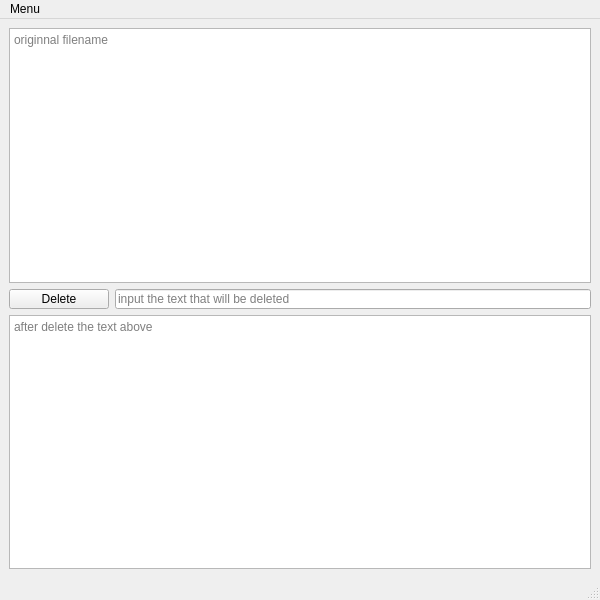
The window that filenameedit.ui (jialinliu0817/FilenameEdit) describes before a commit, drawn with Qt 5.
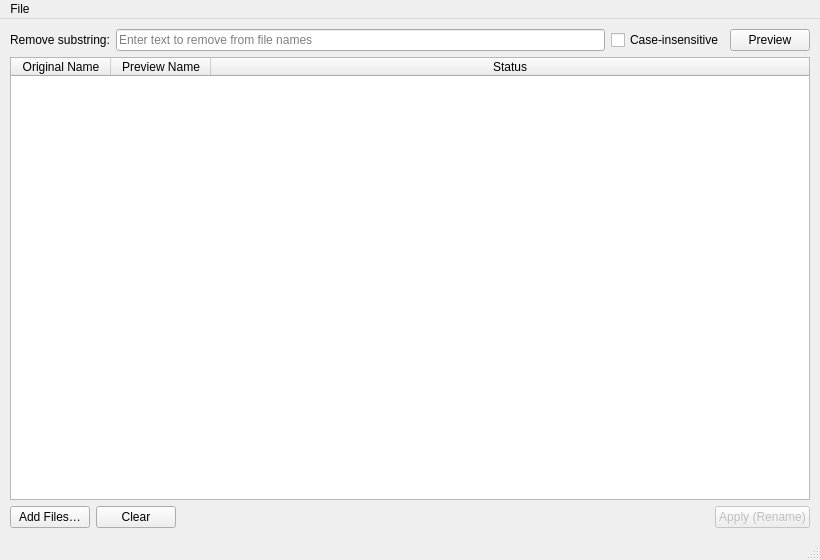
The same window after the commit. Icons and pictures are not drawn.

Commit message:
Implement batch filename editing: table UI, base-name-only rename, validation, two-phase swap safety (#3)
* Initial plan

* Implement batch filename editing UI and logic improvements

* Remove CodeQL symlink and add it to .gitignore

---------

Patch:
```diff
--- a/filenameedit.ui
+++ b/filenameedit.ui
@@ -6,123 +6,139 @@
    <rect>
     <x>0</x>
     <y>0</y>
-    <width>600</width>
-    <height>600</height>
+    <width>820</width>
+    <height>560</height>
    </rect>
   </property>
-  <property name="sizePolicy">
-   <sizepolicy hsizetype="Expanding" vsizetype="Expanding">
-    <horstretch>0</horstretch>
-    <verstretch>0</verstretch>
-   </sizepolicy>
-  </property>
   <property name="windowTitle">
    <string>FilenameEdit</string>
   </property>
   <property name="windowIcon">
    <iconset theme="accessories-text-editor">
-    <normaloff>filenameEdit.ico</normaloff>
-    <normalon>filenameEdit.ico</normalon>
-    <disabledoff>filenameEdit.ico</disabledoff>
-    <disabledon>filenameEdit.ico</disabledon>
-    <activeoff>filenameEdit.ico</activeoff>
-    <activeon>filenameEdit.ico</activeon>
-    <selectedoff>filenameEdit.ico</selectedoff>
-    <selectedon>filenameEdit.ico</selectedon>filenameEdit.ico</iconset>
-  </property>
-  <property name="styleSheet">
-   <string notr="true"/>
+    <normaloff>filenameEdit.ico</normaloff>filenameEdit.ico</iconset>
   </property>
   <widget class="QWidget" name="centralwidget">
-   <layout class="QGridLayout" name="gridLayout">
-    <item row="2" column="0" colspan="2">
-     <layout class="QVBoxLayout" name="verticalLayout_2">
+   <layout class="QVBoxLayout" name="verticalLayout" spacing="8">
+    <property name="leftMargin">
+     <number>10</number>
+    </property>
+    <property name="topMargin">
+     <number>10</number>
+    </property>
+    <property name="rightMargin">
+     <number>10</number>
+    </property>
+    <property name="bottomMargin">
+     <number>10</number>
+    </property>
+    <item>
+     <!-- Substring removal controls -->
+     <layout class="QHBoxLayout" name="topLayout" spacing="6">
       <item>
-       <widget class="QTextEdit" name="textEdit_2">
-        <property name="styleSheet">
-         <string notr="true"/>
+       <widget class="QLabel" name="labelRemove">
+        <property name="text">
+         <string>Remove substring:</string>
         </property>
-        <property name="lineWidth">
-         <number>1</number>
-        </property>
+       </widget>
+      </item>
+      <item>
+       <widget class="QLineEdit" name="lineEditSubstring">
         <property name="placeholderText">
-         <string>after delete the text above</string>
+         <string>Enter text to remove from file names</string>
+        </property>
+       </widget>
+      </item>
+      <item>
+       <widget class="QCheckBox" name="checkBoxCaseInsensitive">
+        <property name="text">
+         <string>Case-insensitive</string>
+        </property>
+       </widget>
+      </item>
+      <item>
+       <widget class="QPushButton" name="btnPreview">
+        <property name="text">
+         <string>Preview</string>
         </property>
        </widget>
       </item>
      </layout>
     </item>
-    <item row="1" column="0">
-     <widget class="QPushButton" name="pushButton">
-      <property name="sizePolicy">
-       <sizepolicy hsizetype="Expanding" vsizetype="Fixed">
-        <horstretch>0</horstretch>
-        <verstretch>0</verstretch>
-       </sizepolicy>
-      </property>
-      <property name="minimumSize">
-       <size>
-        <width>100</width>
-        <height>20</height>
-       </size>
-      </property>
-      <property name="maximumSize">
-       <size>
-        <width>100</width>
-        <height>20</height>
-       </size>
-      </property>
-      <property name="text">
-       <string>Delete</string>
-      </property>
-     </widget>
-    </item>
-    <item row="1" column="1">
-     <widget class="QLineEdit" name="lineEdit">
-      <property name="enabled">
+    <item>
+     <!-- File list table: Original Name | Preview Name | Status -->
+     <widget class="QTableWidget" name="tableWidget">
+      <property name="alternatingRowColors">
        <bool>true</bool>
       </property>
-      <property name="sizePolicy">
-       <sizepolicy hsizetype="Expanding" vsizetype="Fixed">
-        <horstretch>0</horstretch>
-        <verstretch>0</verstretch>
-       </sizepolicy>
+      <property name="selectionBehavior">
+       <enum>QAbstractItemView::SelectRows</enum>
       </property>
-      <property name="minimumSize">
-       <size>
-        <width>200</width>
-        <height>20</height>
-       </size>
+      <property name="editTriggers">
+       <set>QAbstractItemView::NoEditTriggers</set>
       </property>
-      <property name="maximumSize">
-       <size>
-        <width>1900</width>
-        <height>20</height>
-       </size>
+      <property name="columnCount">
+       <number>3</number>
       </property>
-      <property name="placeholderText">
-       <string>input the text that will be deleted </string>
-      </property>
+      <attribute name="horizontalHeaderStretchLastSection">
+       <bool>true</bool>
+      </attribute>
+      <attribute name="horizontalHeaderMinimumSectionSize">
+       <number>100</number>
+      </attribute>
+      <column>
+       <property name="text">
+        <string>Original Name</string>
+       </property>
+      </column>
+      <column>
+       <property name="text">
+        <string>Preview Name</string>
+       </property>
+      </column>
+      <column>
+       <property name="text">
+        <string>Status</string>
+       </property>
+      </column>
      </widget>
     </item>
-    <item row="0" column="0" colspan="2">
-     <layout class="QVBoxLayout" name="verticalLayout">
+    <item>
+     <!-- Action buttons -->
+     <layout class="QHBoxLayout" name="bottomLayout" spacing="6">
       <item>
-       <widget class="QTextEdit" name="textEdit">
-        <property name="sizeIncrement">
+       <widget class="QPushButton" name="btnAddFiles">
+        <property name="text">
+         <string>Add Files…</string>
+        </property>
+       </widget>
+      </item>
+      <item>
+       <widget class="QPushButton" name="btnClear">
+        <property name="text">
+         <string>Clear</string>
+        </property>
+       </widget>
+      </item>
+      <item>
+       <spacer name="horizontalSpacer">
+        <property name="orientation">
+         <enum>Qt::Horizontal</enum>
+        </property>
+        <property name="sizeHint" stdset="0">
          <size>
-          <width>5</width>
-          <height>0</height>
+          <width>40</width>
+          <height>20</height>
          </size>
         </property>
-        <property name="styleSheet">
-         <string notr="true"/>
+       </spacer>
+      </item>
+      <item>
+       <widget class="QPushButton" name="btnApply">
+        <property name="text">
+         <string>Apply (Rename)</string>
         </property>
-        <property name="sizeAdjustPolicy">
-         <enum>QAbstractScrollArea::AdjustToContents</enum>
-        </property>
-        <property name="placeholderText">
-         <string>originnal filename</string>
+        <property name="enabled">
+         <bool>false</bool>
         </property>
        </widget>
       </item>
@@ -135,17 +151,17 @@
     <rect>
      <x>0</x>
      <y>0</y>
-     <width>600</width>
-     <height>21</height>
+     <width>820</width>
+     <height>22</height>
     </rect>
    </property>
-   <widget class="QMenu" name="menuMenu">
+   <widget class="QMenu" name="menuFile">
     <property name="title">
-     <string>Menu</string>
+     <string>File</string>
     </property>
     <addaction name="actionAdd_File"/>
    </widget>
-   <addaction name="menuMenu"/>
+   <addaction name="menuFile"/>
   </widget>
   <widget class="QStatusBar" name="statusbar"/>
   <action name="actionAdd_File">
```
Left out of the diff: 21 changed lines with no effect on the pictures. The commit also changes 5 other files.
